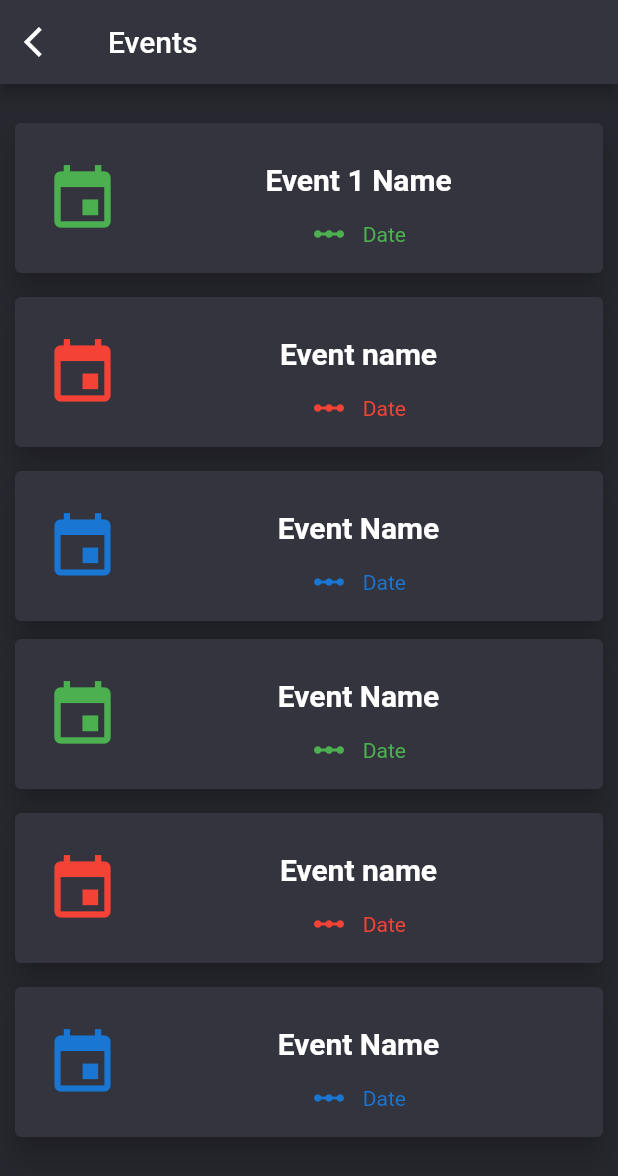
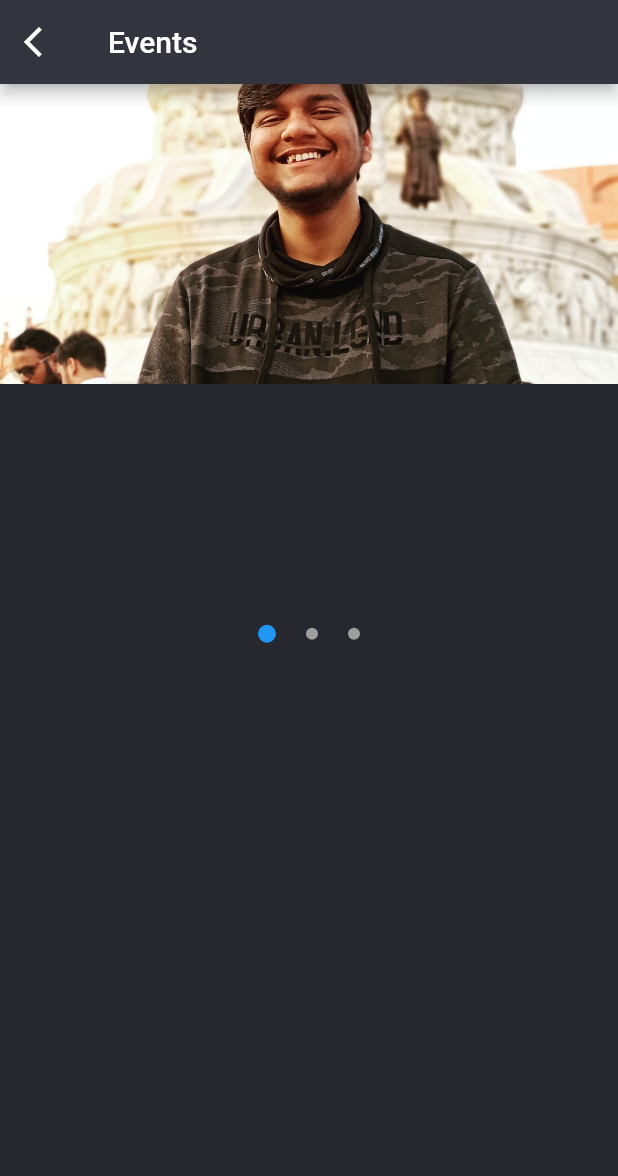
Before and after one commit to Yashank18/Dsc-App, a Flutter app: the screen it shows after launch, after a tap on "Upcoming Events", on a phone screen of 412 x 824 dp. Shown: the top 1176 px of the screen. Run offline on Flutter 3.47's test engine with Material 2 defaults, Android fonts, the phone set to English and light mode, and no system bars; our stand-ins replace cached_network_image, font_awesome_flutter.

Commit message:
Added carousel

```diff
--- /dev/null
+++ b/dsc_chitkara/lib/Widgets/slide_dots.dart
@@ -0,0 +1,20 @@
+import 'package:flutter/material.dart';
+
+class SlideDots extends StatelessWidget {
+  bool isActive;
+  SlideDots(this.isActive);
+
+  @override
+  Widget build(BuildContext context) {
+    return AnimatedContainer(
+      duration: Duration(milliseconds: 150),
+      margin: const EdgeInsets.symmetric(horizontal: 10),
+      height: isActive ? 12 : 8,
+      width: isActive ? 12 : 8,
+      decoration: BoxDecoration(
+        color: isActive ? Theme.of(context).primaryColor : Colors.grey,
+        borderRadius: BorderRadius.all(Radius.circular(12)),
+      ),
+    );
+  }
+}
--- /dev/null
+++ b/dsc_chitkara/lib/Widgets/slide_item.dart
@@ -0,0 +1,30 @@
+import 'package:flutter/material.dart';
+
+import '../model/slide.dart';
+
+class SlideItem extends StatelessWidget {
+  final int index;
+  SlideItem(this.index);
+
+  @override
+  Widget build(BuildContext context) {
+    double screenWidth = MediaQuery.of(context).size.width;
+    return Column(
+      mainAxisAlignment: MainAxisAlignment.start,
+      crossAxisAlignment: CrossAxisAlignment.center,
+      children: <Widget>[
+        Container(
+          width: screenWidth,
+          height: 200,
+          decoration: BoxDecoration(
+
+            image: DecorationImage(
+              image: AssetImage(slideList[index].imageUrl),
+              fit: BoxFit.cover,
+            ),
+          ),
+        ),
+      ],
+    );
+  }
+}
--- a/dsc_chitkara/lib/events.dart
+++ b/dsc_chitkara/lib/events.dart
@@ -1,7 +1,12 @@
+import 'dart:async';
+
 import 'package:dsc_chitkara/main.dart';
 import 'package:dsc_chitkara/register.dart';
 import 'package:flutter/material.dart';
 import 'package:cached_network_image/cached_network_image.dart';
+import 'Widgets/slide_item.dart';
+import 'model/slide.dart';
+import 'Widgets/slide_dots.dart';
 
 class EventPage extends StatefulWidget {
   EventPage({Key key}) : super(key: key);
@@ -11,7 +16,37 @@ class EventPage extends StatefulWidget {
 }
 
 class _EventPageState extends State<EventPage> {
+int _currentPage = 0;
+  final PageController _pageController = PageController(initialPage: 0);
 
+  @override
+  void initState() {
+    super.initState();
+    Timer.periodic(Duration(seconds: 5), (Timer timer) {
+      if (_currentPage < 2) {
+        _currentPage++;
+      } else {
+        _currentPage = 0;
+      }
+
+      _pageController.animateToPage(
+        _currentPage,
+        duration: Duration(milliseconds: 300),
+        curve: Curves.easeIn,
+      );
+    });
+  }
+  @override
+  void dispose() {
+    super.dispose();
+    _pageController.dispose();
+  }
+
+  _onPageChanged(int index) {
+    setState(() {
+      _currentPage = index;
+    });
+  }
 
   @override
   Widget build(BuildContext context) {
@@ -31,9 +66,42 @@ class _EventPageState extends State<EventPage> {
       body: Container(
         color: Color.fromRGBO(39, 39, 47, 1),
         child: Center(
-          child: ListView(
+          child: Column(
             children: <Widget>[
-              SizedBox(height:20),
+              Expanded(
+                child: Stack(
+                  alignment: AlignmentDirectional.center,
+                  children: <Widget>[
+                    PageView.builder(
+                      scrollDirection: Axis.horizontal,
+                      controller: _pageController,
+                      onPageChanged: _onPageChanged,
+                      itemCount: slideList.length,
+                      itemBuilder: (ctx, i) => SlideItem(i),
+                    ),
+                    Stack(
+                      alignment: AlignmentDirectional.topStart,
+                      children: <Widget>[
+                        Container(
+                          margin: const EdgeInsets.only(bottom: 35),
+                          child: Row(
+                            mainAxisSize: MainAxisSize.min,
+                            mainAxisAlignment: MainAxisAlignment.center,
+                            children: <Widget>[
+                              for(int i = 0; i<slideList.length; i++)
+                                if( i == _currentPage )
+                                  SlideDots(true)
+                                else
+                                  SlideDots(false)
+                            ],
+                          ),
+                        )
+                      ],
+                    )
+                  ],
+                ),
+              ),
+              /*SizedBox(height:20),
               Card(
                        color: Color.fromRGBO(52, 52, 62, 1),
                        elevation: 8.0,
@@ -227,7 +295,7 @@ class _EventPageState extends State<EventPage> {
                                     ],
                                   ),
                         ),
-                     ),
+                     ),*/
             ],
           )
         ),
--- /dev/null
+++ b/dsc_chitkara/lib/model/slide.dart
@@ -0,0 +1,26 @@
+import 'package:flutter/material.dart';
+
+class Slide {
+  final String imageUrl;
+
+
+  Slide({
+    @required this.imageUrl,
+
+  });
+}
+
+final slideList = [
+  Slide(
+    imageUrl: 'images/sahu.jpg',
+
+  ),
+  Slide(
+    imageUrl: 'images/saransh.jpg',
+
+  ),
+  Slide(
+    imageUrl: 'images/satvik.jpg',
+
+  ),
+];
```
